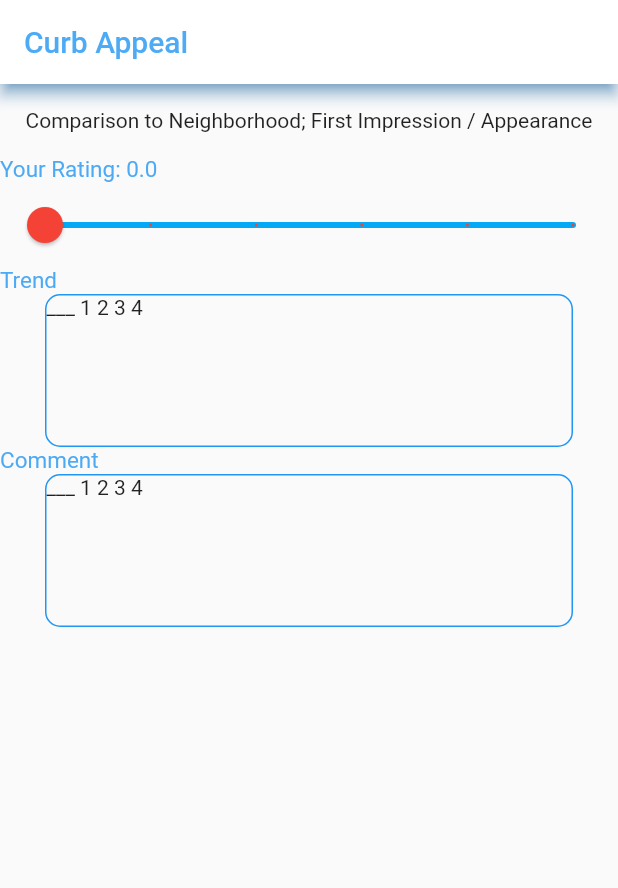
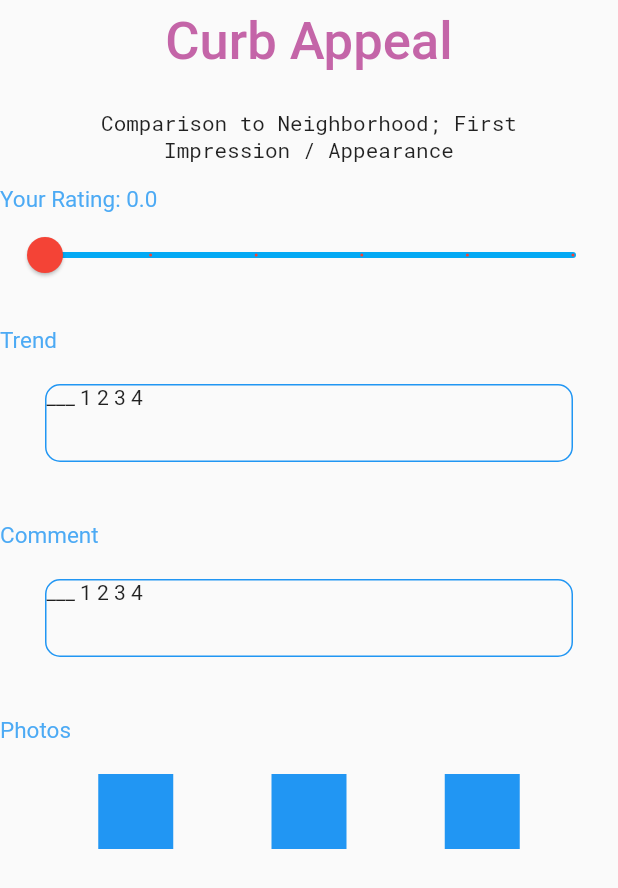
Before and after one commit to hqt286/InnovationChallange, a Flutter app: the screen it shows after launch, on a phone screen of 412 x 824 dp. Shown: the top 888 px of the screen. Run offline on Flutter 3.47's test engine with Material 2 defaults, Android fonts, the light colour scheme and no system bars.

Commit message:
Fix navigation issue, added font, image section

```diff
--- a/lib/main.dart
+++ b/lib/main.dart
@@ -1,7 +1,8 @@
+import 'dart:ui';
+
 import 'package:flutter/material.dart';
 import 'package:inspection_app/ratingbar.dart';
 import 'package:inspection_app/commentpage.dart';
-import 'package:photo_view/photo_view.dart';
 
 void main() {
   runApp(MaterialApp(
@@ -42,28 +43,36 @@ class RatingBarState extends State<RatingBar> {
     return MaterialApp(
       home: Scaffold(
           appBar: AppBar(
+            centerTitle: true,
             title: Text("Curb Appeal",
-            style: TextStyle(color: Colors.blue.withOpacity(0.8), fontSize: 20),),
-            backgroundColor: Colors.white,
-            shadowColor: Colors.blue,
+            style: TextStyle(color: Color(0xffb74093).withOpacity(0.8), fontSize: 35),),
+            backgroundColor: Colors.transparent,
+            bottomOpacity: 0.0,
+            elevation: 0.0,
+
           ),
           body: Container (
             child: Column(
               children: [
+
                 Container(
                   child: Padding(
                     padding: EdgeInsets.all(16.0),
-                    child: Text("Comparison to Neighborhood; First Impression / Appearance"),
+                    child: Text("Comparison to Neighborhood; First Impression / Appearance",
+                    style: TextStyle(fontFamily: 'RobotoMono'),
+                    textAlign: TextAlign.center,)
                   ),
                 ),
+
                 //******************************************** Rating Bar Section **************************************************************
                 Container(
-                  child: Align(
+                    child: Column(
+                      children: [
+                        Align(
                           alignment: Alignment.centerLeft,
                           child:Text(
                             "Your Rating: $sliderValue",
                             style: TextStyle(color: Colors.blue.withOpacity(0.8), fontSize: 15),
-                      )
                           ),
                         ),
 
@@ -120,11 +129,18 @@ class RatingBarState extends State<RatingBar> {
                           ),
                         ),
 
+                      ],
+                    )
+                ),
+
+
+
                 //******************************************** Trend Section **************************************************************
                 Container(
                   child: Column(
                     children: [
                       Container(
+                        margin: EdgeInsets.symmetric(vertical: 20),
                         child: Align(
                           alignment: Alignment.centerLeft,
                           child: Text("Trend",
@@ -146,7 +162,7 @@ class RatingBarState extends State<RatingBar> {
                                 ),
                                 child: Container(
                                   width: 350,
-                                  height: 100,
+                                  height: 50,
                                   child: Text("___ 1 2 3 4"),
                                 )
                             ),
@@ -159,9 +175,11 @@ class RatingBarState extends State<RatingBar> {
                 ),
                 //******************************************** Comment Section **************************************************************
                 Container(
+                  margin: EdgeInsets.symmetric(vertical: 20),
                   child: Column(
                     children: [
                       Container(
+                        margin: EdgeInsets.symmetric(vertical: 20),
                         child: Align(
                           alignment: Alignment.centerLeft,
                           child: Text("Comment",
@@ -183,7 +201,7 @@ class RatingBarState extends State<RatingBar> {
                                 ),
                                 child: Container(
                                   width: 350,
-                                height: 100,
+                                  height: 50,
                                   child: Text("___ 1 2 3 4"),
                                 )
                             ),
@@ -196,6 +214,57 @@ class RatingBarState extends State<RatingBar> {
                 ),
                 //******************************************** Gallery Section **************************************************************
 
+                Container(
+                    child: Column(
+                      children: [
+                        Container(
+                          margin: EdgeInsets.symmetric(vertical: 20),
+                          child: Align(
+                            alignment: Alignment.centerLeft,
+                            child: Text("Photos",
+                              style: TextStyle(color: Colors.blue.withOpacity(0.8), fontSize: 15),
+                            ),
+                          ),
+                        ),
+
+
+                        Container(
+                          child: Row(
+                            mainAxisAlignment: MainAxisAlignment.spaceEvenly,
+                            children: [
+                              InkWell(
+                                child: Container(
+                                  width: 50,
+                                  height: 50,
+                                  color: Colors.blue,
+                                ),
+                                onTap: () {},
+                              ),
+
+                              InkWell(
+                                child: Container(
+                                  width: 50,
+                                  height: 50,
+                                  color: Colors.blue,
+                                ),
+                                onTap: () {},
+                              ),
+                              InkWell(
+                                child: Container(
+                                  width: 50,
+                                  height: 50,
+                                  color: Colors.blue,
+                                ),
+                                onTap: () {},
+                              ),
+                            ],
+                          ),
+                        )
+                      ],
+                    )
+                ),
+
+
               ],
             ),
           )
```
Also changed, not shown: pubspec.yaml (+7 -12 lines), fonts/RobotoMono-Bold.ttf (added), fonts/RobotoMono-BoldItalic.ttf (added), fonts/RobotoMono-ExtraLight.ttf (added), fonts/RobotoMono-ExtraLightItalic.ttf (added), fonts/RobotoMono-Italic.ttf (added), fonts/RobotoMono-Light.ttf (added), fonts/RobotoMono-LightItalic.ttf (added), fonts/RobotoMono-Medium.ttf (added), fonts/RobotoMono-MediumItalic.ttf (added), fonts/RobotoMono-Regular.ttf (added), fonts/RobotoMono-SemiBold.ttf (added), fonts/RobotoMono-SemiBoldItalic.ttf (added), fonts/RobotoMono-Thin.ttf (added), 1 more files, 1 other file. Lines whose indentation alone changed are shown as unchanged.
